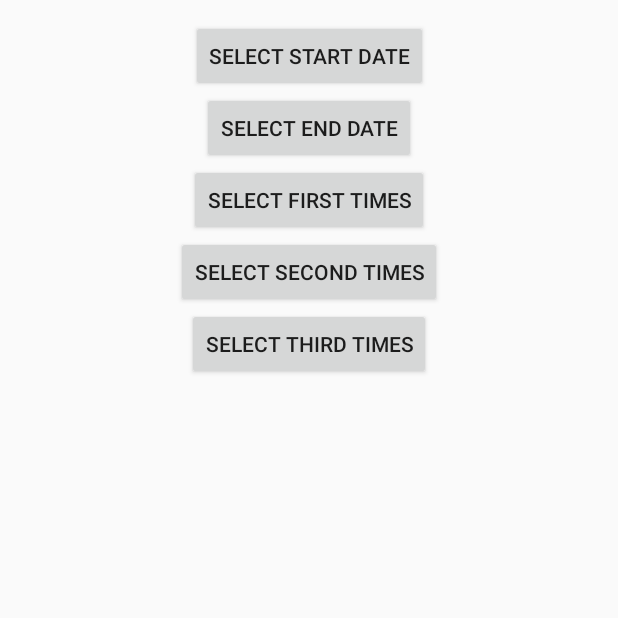
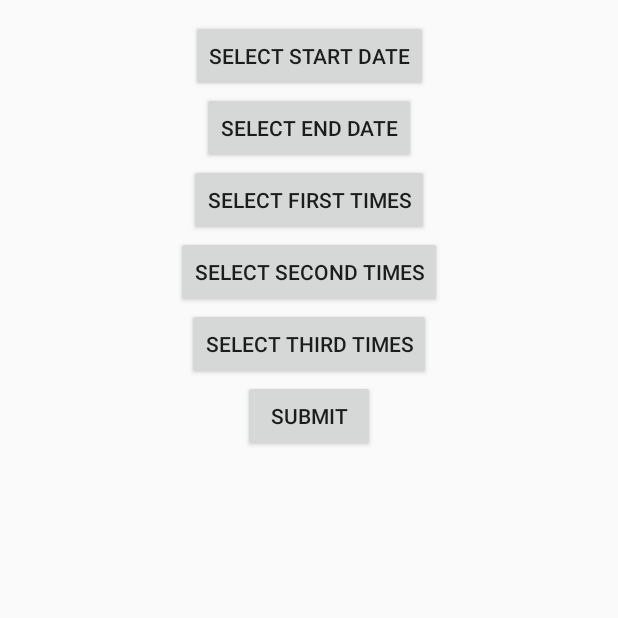
Before and after one commit to parasArvaan2021/AllKotlin, an Android app: the GenerateNotification screen opened directly, with no data from a screen before it, on a phone screen of 412 x 824 dp, the top half of it. Run offline under Robolectric (Android 15) with nearby library versions, the phone set to English and light mode, and no system bars; our stand-ins replace sdp/ssp sizes.

Commit message:
new flow

```diff
--- a/app/src/main/res/layout/activity_generate_notification.xml
+++ b/app/src/main/res/layout/activity_generate_notification.xml
@@ -90,4 +90,13 @@
         app:layout_constraintBaseline_toBaselineOf="@id/btnSelectThirdTime"
         app:layout_constraintTop_toTopOf="parent" />
 
+    <Button
+        android:id="@+id/btnSubmit"
+        android:layout_width="wrap_content"
+        android:layout_height="wrap_content"
+        android:text="Submit"
+        app:layout_constraintTop_toBottomOf="@id/btnSelectThirdTime"
+        app:layout_constraintStart_toStartOf="parent"
+        app:layout_constraintEnd_toEndOf="parent"/>
+
 </androidx.constraintlayout.widget.ConstraintLayout>
```
Also changed, not shown: app/src/main/java/com/main/kotlin/GenerateNotification.kt (+68 -12 lines).
